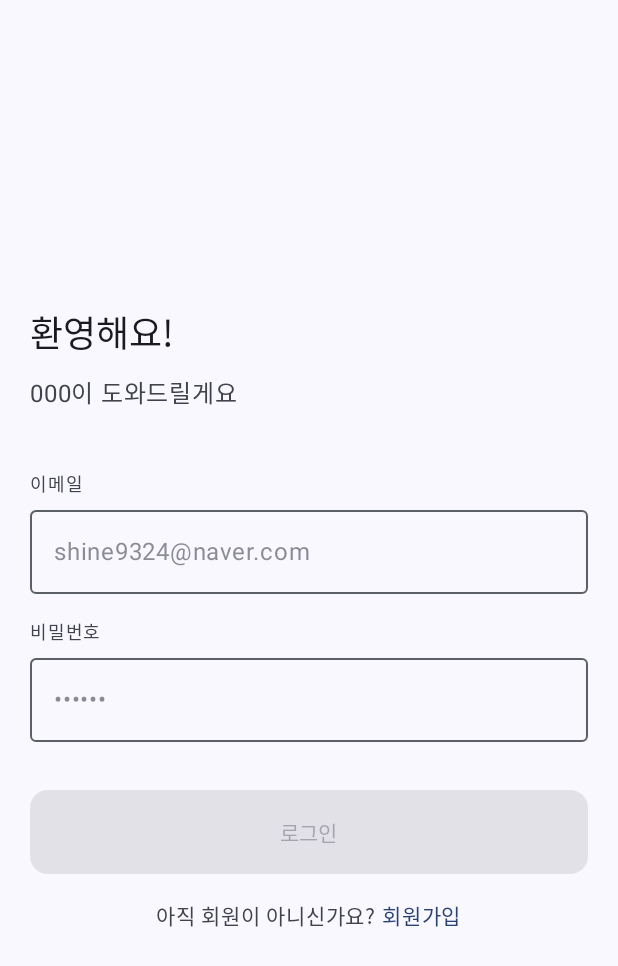
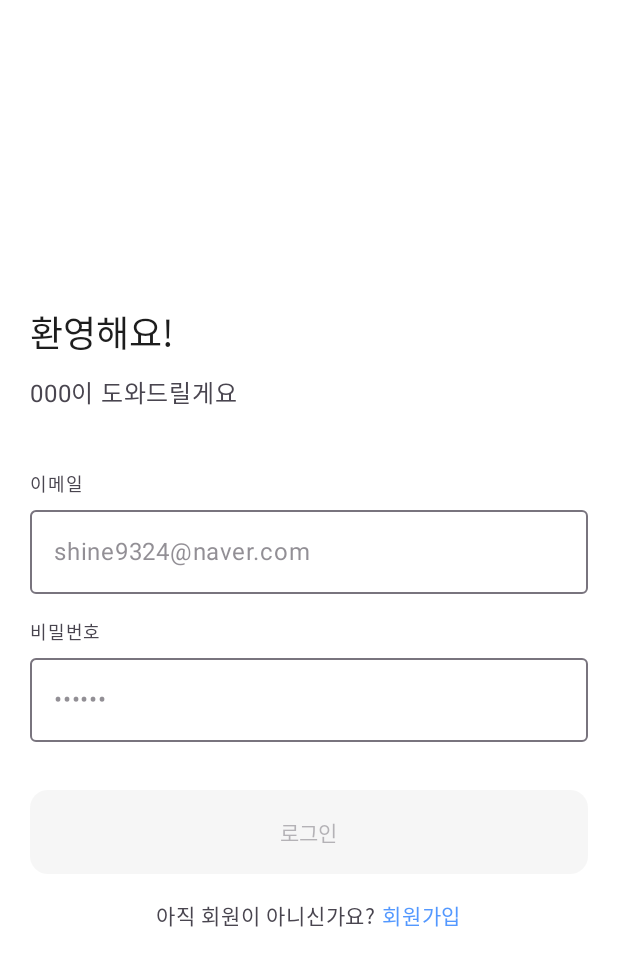
Before and after one commit to Unithon-INU/2025_UNITHON_TEAM_15_FE, an Android app built with Jetpack Compose: the screen it shows after launch (HelpJobActivity), on a phone screen of 412 x 824 dp. Shown: the top 966 px of the screen. Run offline under Robolectric (Android 15) with nearby library versions, the phone set to English and light mode, and no system bars; our stand-ins replace Dagger/Hilt's generated code, Timber.

Commit message:
feat: 디자인 시스템 기초 구축

```diff
--- a/app/src/main/java/unithon/helpjob/ui/theme/Color.kt
+++ b/app/src/main/java/unithon/helpjob/ui/theme/Color.kt
@@ -1,11 +1,27 @@
+// ui/theme/Color.kt
 package unithon.helpjob.ui.theme
 
 import androidx.compose.ui.graphics.Color
 
-val Purple80 = Color(0xFFD0BCFF)
-val PurpleGrey80 = Color(0xFFCCC2DC)
-val Pink80 = Color(0xFFEFB8C8)
+// Grey Scale
+val Grey000 = Color(0xFFFFFFFF)  // 흰색
+val Grey100 = Color(0xFFF6F6F6)  // 아주 밝은 회색
+val Grey200 = Color(0xFFEAEAEA)
+val Grey300 = Color(0xFFD9D9D9)
+val Grey400 = Color(0xFFA8A8A8)
+val Grey500 = Color(0xFF7C7C7C)
+val Grey600 = Color(0xFF505050)
+val Grey700 = Color(0xFF1D1D1D)
 
-val Purple40 = Color(0xFF6650a4)
-val PurpleGrey40 = Color(0xFF625b71)
-val Pink40 = Color(0xFF7D5260)
+// Main color
+val Primary500 = Color(0xFF5398FF)  // 메인 색상
+val Primary400 = Color(0xFF75ADFF)
+val Primary300 = Color(0xFF98C1FF)
+val Primary200 = Color(0xFFBAD6FF)
+val Primary100 = Color(0xFFDDEAFF)
+
+// Sub color
+val Success = Color(0xFF04CFAB)
+
+// Alert
+val Warning = Color(0xFFFF7F34)
--- a/app/src/main/java/unithon/helpjob/ui/theme/Theme.kt
+++ b/app/src/main/java/unithon/helpjob/ui/theme/Theme.kt
@@ -1,56 +1,28 @@
+// ui/theme/Theme.kt
 package unithon.helpjob.ui.theme
 
-import android.os.Build
-import androidx.compose.foundation.isSystemInDarkTheme
 import androidx.compose.material3.MaterialTheme
-import androidx.compose.material3.darkColorScheme
-import androidx.compose.material3.dynamicDarkColorScheme
-import androidx.compose.material3.dynamicLightColorScheme
 import androidx.compose.material3.lightColorScheme
 import androidx.compose.runtime.Composable
-import androidx.compose.ui.platform.LocalContext
-
-private val DarkColorScheme = darkColorScheme(
-    primary = Purple80,
-    secondary = PurpleGrey80,
-    tertiary = Pink80
-)
-
-private val LightColorScheme = lightColorScheme(
-    primary = Purple40,
-    secondary = PurpleGrey40,
-    tertiary = Pink40
-
-    /* Other default colors to override
-    background = Color(0xFFFFFBFE),
-    surface = Color(0xFFFFFBFE),
-    onPrimary = Color.White,
-    onSecondary = Color.White,
-    onTertiary = Color.White,
-    onBackground = Color(0xFF1C1B1F),
-    onSurface = Color(0xFF1C1B1F),
-    */
-)
 
 @Composable
 fun HelpJobTheme(
-    darkTheme: Boolean = isSystemInDarkTheme(),
-    // Dynamic color is available on Android 12+
-    dynamicColor: Boolean = true,
     content: @Composable () -> Unit
 ) {
-    val colorScheme = when {
-        dynamicColor && Build.VERSION.SDK_INT >= Build.VERSION_CODES.S -> {
-            val context = LocalContext.current
-            if (darkTheme) dynamicDarkColorScheme(context) else dynamicLightColorScheme(context)
-        }
-
-        darkTheme -> DarkColorScheme
-        else -> LightColorScheme
-    }
-
     MaterialTheme(
-        colorScheme = colorScheme,
+        colorScheme = lightColorScheme(
+            primary = Primary500,        // 하단 버튼
+            secondary = Primary100,      // 중간 선택 버튼
+            tertiary = Grey200,         // 하단 버튼 미적용
+            background = Grey000,       // 화면 배경
+            surface = Grey200,          // 추가 예정
+            onPrimary = Grey000,        // 하단 버튼 텍스트
+            onSecondary = Primary500,   // 중간 선택 버튼 텍스트
+            onTertiary = Grey400,       // 하단 버튼 미적용 텍스트
+            onBackground = Grey700,     // 일반 텍스트
+            onSurface = Grey400,        // 추가 예정
+            error = Warning            // 에러 메시지
+        ),
         typography = Typography,
         content = content
     )
```
